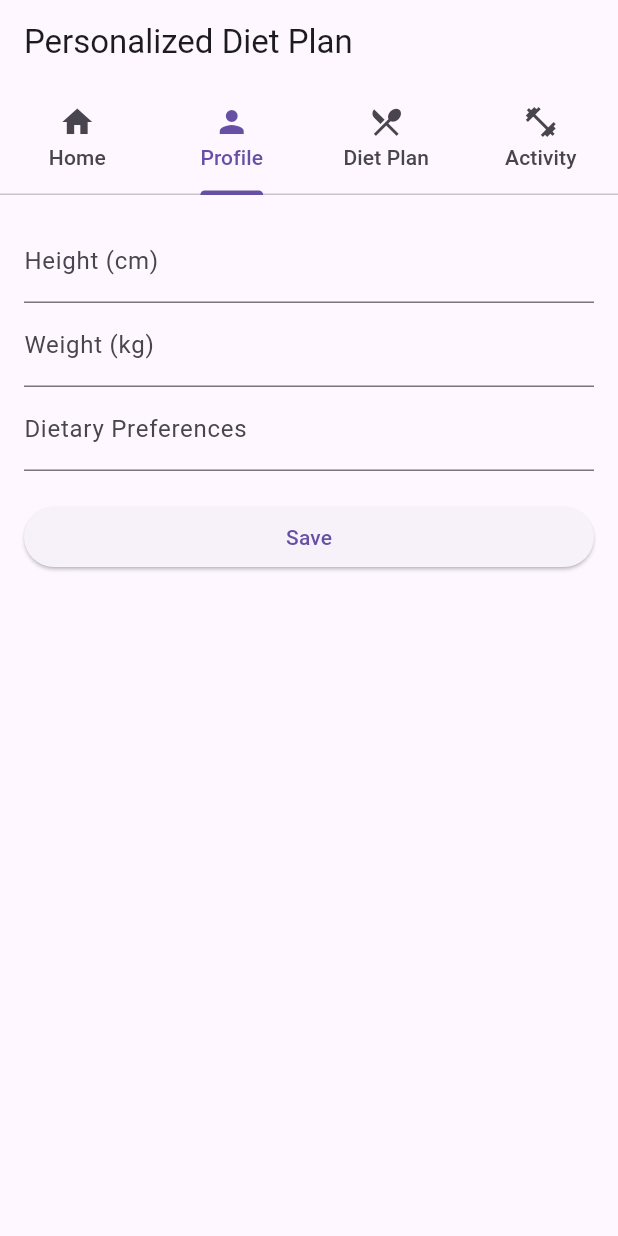
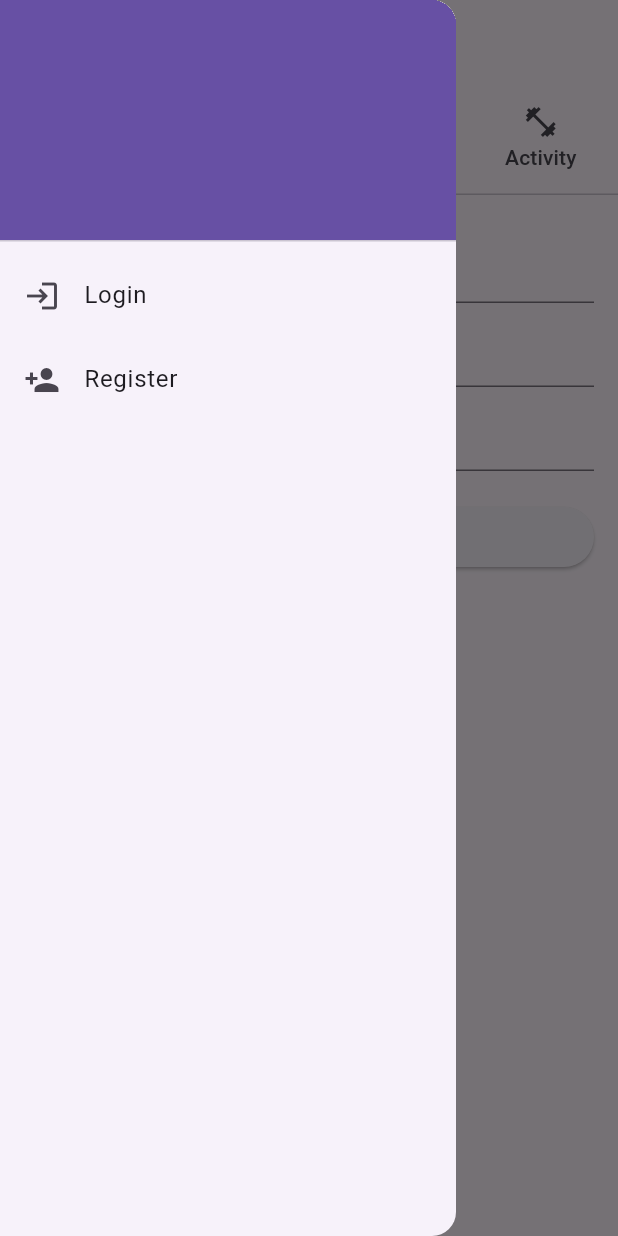
Before and after one commit to sahanyugantha/7cs106-frontend-diet-plan, a Flutter app: the screen it shows after launch, tab 2 chosen, with the side drawer open (before the commit the screen has no drawer), on a phone screen of 412 x 824 dp. Run offline on Flutter 3.47's test engine with Material 3 defaults, Android fonts, the phone set to English and light mode, and no system bars; our stand-ins replace fl_chart, liquid_progress_indicator_v2, syncfusion_flutter_gauges; network calls fail.

Commit message:
drawer added

```diff
--- /dev/null
+++ b/lib/custom_drawer.dart
@@ -0,0 +1,124 @@
+import 'package:flutter/material.dart';
+//import 'login_page.dart';
+//import 'registration_page.dart';
+//import 'user_settings_page.dart';
+
+class CustomDrawer extends StatelessWidget {
+  final dynamic userData; // Replace dynamic with your user model if needed
+
+  CustomDrawer({this.userData});
+
+  @override
+  Widget build(BuildContext context) {
+    return Drawer(
+      child: ListView(
+        padding: EdgeInsets.zero,
+        children: [
+          DrawerHeader(
+            decoration: BoxDecoration(
+              color: Theme.of(context).primaryColor,
+            ),
+            child: userData != null
+                ? drawerTitle(userData)
+                : SizedBox(),
+          ),
+          if (userData == null) ...[
+            ListTile(
+              title: Text('Login'),
+              leading: Icon(Icons.login),
+              onTap: () {
+                Navigator.push(
+                  context,
+               //   MaterialPageRoute(builder: (context) => LoginPage()),
+                  MaterialPageRoute(builder: (context) => LoginScreen()),
+                );
+              },
+            ),
+            ListTile(
+              title: Text('Register'),
+              leading: Icon(Icons.person_add),
+              onTap: () {
+                Navigator.push(
+                  context,
+                  //MaterialPageRoute(builder: (context) => RegistrationPage()),
+                  MaterialPageRoute(builder: (context) => RegisterScreen()),
+                );
+              },
+            ),
+          ] else ...[
+            ListTile(
+              title: Text('Settings'),
+              leading: Icon(Icons.settings),
+              // onTap: () {
+              //   // Navigator.push(
+              //   //   context,
+              //   //   MaterialPageRoute(
+              //   //     builder: (context) => UserSettingsPage(userData: userData),
+              //   //   ),
+              //   );
+              // },
+            ),
+            ListTile(
+              title: Text('Logout'),
+              leading: Icon(Icons.logout),
+              onTap: () {
+                // Add logout functionality here
+              },
+            ),
+          ],
+        ],
+      ),
+    );
+  }
+
+  Widget drawerTitle(dynamic userData) {
+    return Column(
+      crossAxisAlignment: CrossAxisAlignment.start,
+      mainAxisAlignment: MainAxisAlignment.center,
+      children: [
+        CircleAvatar(
+          radius: 30,
+          backgroundImage: NetworkImage(userData['profilePictureUrl']), // Replace with your actual user data
+        ),
+        SizedBox(height: 10),
+        Text(
+          userData['username'], // Replace with your actual user data
+          style: TextStyle(fontSize: 18, color: Colors.white),
+        ),
+        Text(
+          userData['email'], // Replace with your actual user data
+          style: TextStyle(fontSize: 14, color: Colors.white70),
+        ),
+      ],
+    );
+  }
+
+}
+
+class LoginScreen extends StatelessWidget {
+  @override
+  Widget build(BuildContext context) {
+    return Scaffold(
+      appBar: AppBar(
+        title: Text('Login'),
+      ),
+      body: Center(
+        child: Text('Login Screen'),
+      ),
+    );
+  }
+}
+
+class RegisterScreen extends StatelessWidget {
+  @override
+  Widget build(BuildContext context) {
+    return Scaffold(
+      appBar: AppBar(
+        title: Text('Register'),
+      ),
+      body: Center(
+        child: Text('Register Screen'),
+      ),
+    );
+  }
+}
--- a/lib/hometab.dart
+++ b/lib/hometab.dart
@@ -90,8 +90,8 @@ class _HomeTabState extends State<HomeTab> {
               print("Error");
             }
 
-            //double bmi = calculateBMI(weight, height);
-            double bmi = 15;
+            double bmi = calculateBMI(weight, height);
+            //double bmi = 15;
             String bmiCategory = determineBMICategory(bmi);
             //final waterConsumedPercentage = waterConsumed / (waterConsumed + waterLeft);
 
--- a/lib/main.dart
+++ b/lib/main.dart
@@ -1,9 +1,9 @@
 import 'package:flutter/material.dart';
 import 'package:my_diet_plan/profiletab.dart';
-
-import 'activitytab.dart';
-import 'dietplantab.dart';
-import 'hometab.dart';
+import 'package:my_diet_plan/activitytab.dart';
+import 'package:my_diet_plan/dietplantab.dart';
+import 'package:my_diet_plan/hometab.dart';
+import 'package:my_diet_plan/custom_drawer.dart'; // Import the custom drawer
 
 void main() {
   runApp(MyApp());
@@ -57,6 +57,7 @@ class _HomeScreenState extends State<HomeScreen> with SingleTickerProviderStateM
           ],
         ),
       ),
+      drawer: CustomDrawer(), // Add the custom drawer here
       body: TabBarView(
         controller: _tabController,
         children: [
```
